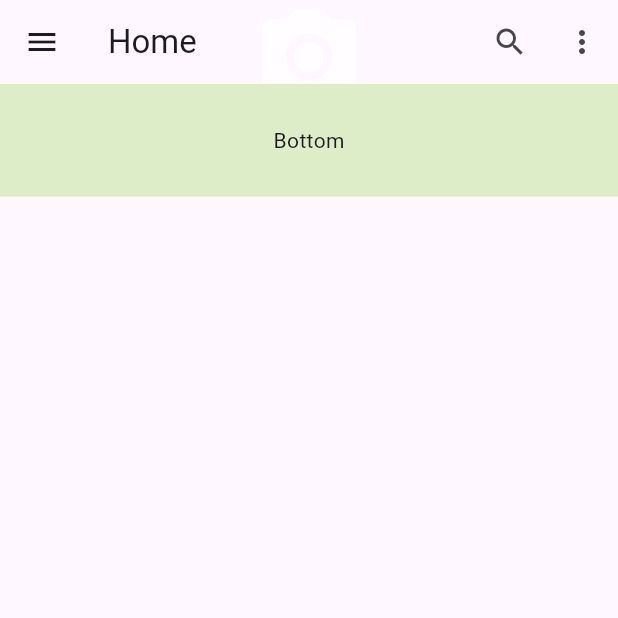
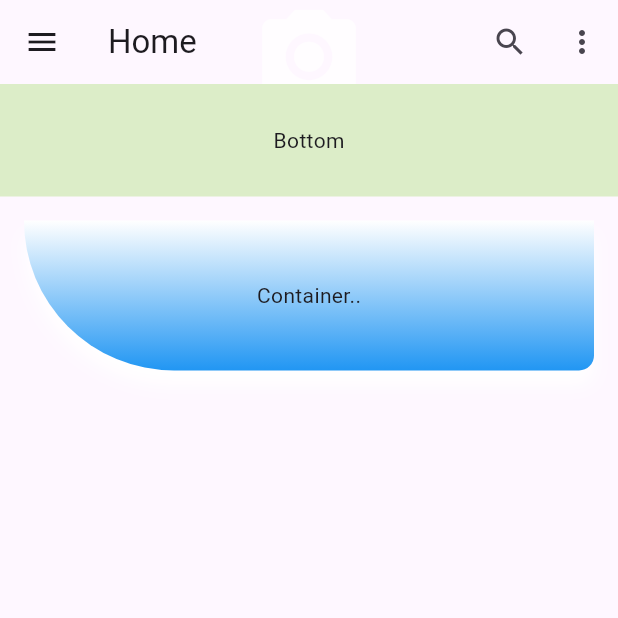
Before and after one commit to mfahidj/flutters, a Flutter app: the screen it shows after launch, on a phone screen of 412 x 824 dp, the top half of it. Run offline on Flutter 3.47's test engine with Material 3 defaults, Android fonts, the phone set to English and light mode, and no system bars; our stand-ins replace bot_toast.

Commit message:
Container Implementation with Decoration....

```diff
--- a/lib/main.dart
+++ b/lib/main.dart
@@ -89,8 +89,60 @@ class MyHomeState extends State<MyHomePage>{
           preferredSize: Size.fromHeight(75.0),
         ),
       ),
-
+      //bottom part
+      body: Padding(
+        padding: EdgeInsets.all(16.0),
+        child: SafeArea(
+          child: SingleChildScrollView(
+            child: Column(
+              children: <Widget> [
+                const ContainerWithBoxDecorationWidget(),
+              ],
+            ),
+          ),
+        ),
+      ),
     );
   }
 
+}//end of Home Class
+class ContainerWithBoxDecorationWidget extends StatelessWidget{
+  const ContainerWithBoxDecorationWidget({super.key});
+
+  @override
+  Widget build(BuildContext context) {
+    return  Column(
+      children: <Widget>
+      [
+        Container
+          (
+          height: 100.0,
+          decoration: const BoxDecoration(
+            borderRadius: BorderRadius.only(
+              bottomLeft: Radius.circular(100.0),
+              bottomRight: Radius.circular(10.0),
+            ),
+            gradient: LinearGradient(
+              begin: Alignment.topCenter,
+              end: Alignment.bottomCenter,
+              colors: <Color> [
+                Colors.white,
+                Colors.blue,
+              ],
+            ),
+            boxShadow: [
+              BoxShadow(
+                color: Colors.white,
+                blurRadius: 10.0,
+                offset: Offset(0.0, 10.0),
+              )
+            ],
+          ),
+          child: const Center(
+            child: Text('Container..'),
+          ),
+       ),
+      ],
+    );
+  }
 }
```
